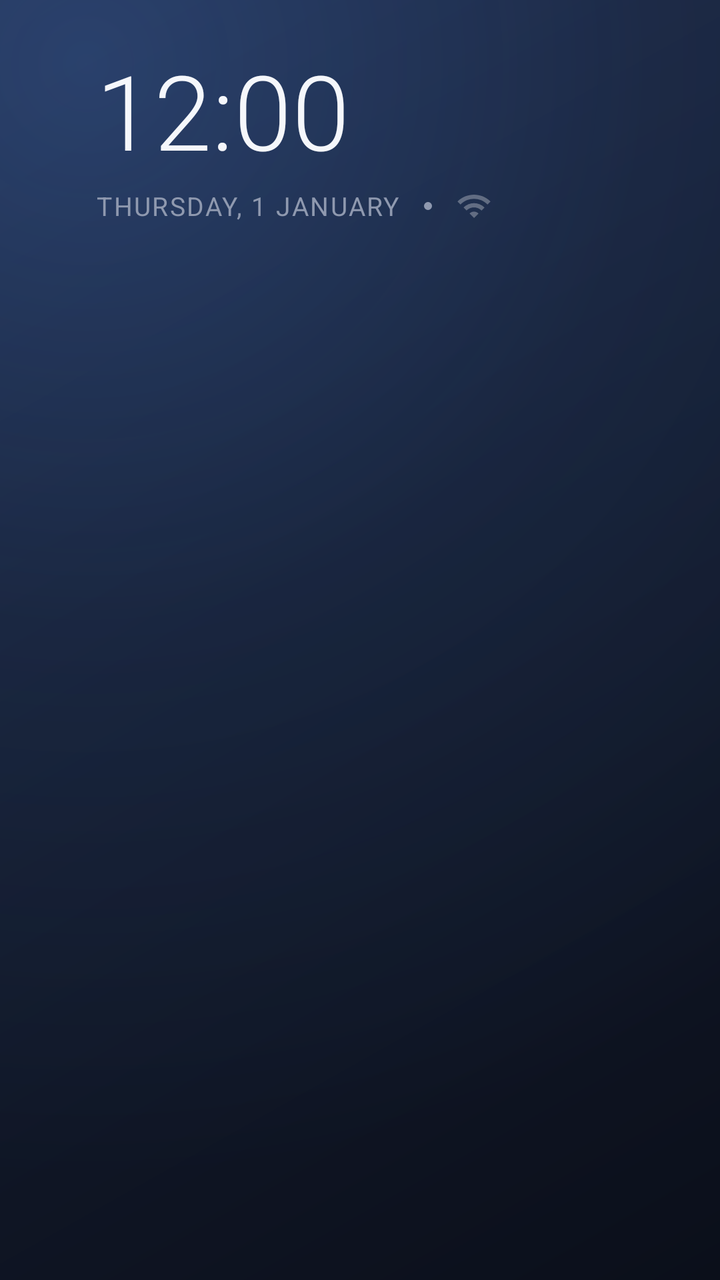
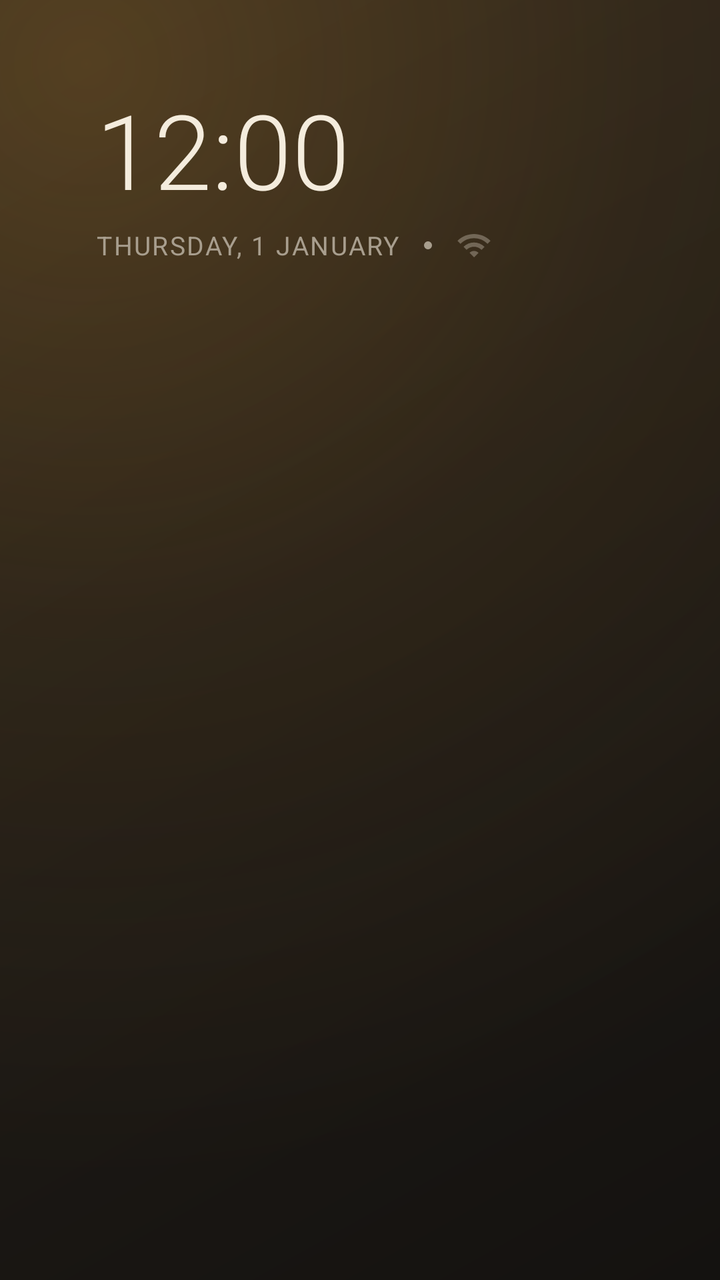

The first picture is an Android layout as it rendered before a commit; the second is the same layout after the commit. The layout source and the unified diff follow.
<!-- AndroidManifest.xml: application theme Theme.MiniLauncher -->
<!-- res/layout/activity_main.xml -->
<?xml version="1.0" encoding="utf-8"?>
<LinearLayout xmlns:android="http://schemas.android.com/apk/res/android"
    android:layout_width="match_parent"
    android:layout_height="match_parent"
    android:clipChildren="false"
    android:clipToPadding="false"
    android:orientation="vertical"
    android:paddingLeft="@dimen/overscan_h"
    android:paddingTop="@dimen/overscan_v"
    android:paddingRight="@dimen/overscan_h">

    
    <LinearLayout
        android:layout_width="match_parent"
        android:layout_height="wrap_content"
        android:layout_marginBottom="14dp"
        android:clipChildren="false"
        android:clipToPadding="false"
        android:gravity="center_vertical"
        android:orientation="horizontal">

        <LinearLayout
            android:layout_width="0dp"
            android:layout_height="wrap_content"
            android:layout_weight="1"
            android:orientation="vertical">

            <TextClock
                android:id="@+id/clock"
                android:layout_width="wrap_content"
                android:layout_height="wrap_content"
                android:fontFamily="sans-serif-light"
                android:format12Hour="h:mm"
                android:format24Hour="HH:mm"
                android:includeFontPadding="false"
                android:textColor="@color/text_primary"
                android:textSize="52sp" />

            <LinearLayout
                android:layout_width="wrap_content"
                android:layout_height="wrap_content"
                android:layout_marginTop="6dp"
                android:gravity="center_vertical"
                android:orientation="horizontal">

                <TextClock
                    android:id="@+id/date"
                    android:layout_width="wrap_content"
                    android:layout_height="wrap_content"
                    android:format12Hour="EEEE, d MMMM"
                    android:format24Hour="EEEE, d MMMM"
                    android:letterSpacing="0.06"
                    android:textAllCaps="true"
                    android:textColor="@color/text_secondary"
                    android:textSize="13sp" />

                <View
                    android:layout_width="4dp"
                    android:layout_height="4dp"
                    android:layout_marginLeft="12dp"
                    android:layout_marginRight="12dp"
                    android:background="@drawable/dot" />

                <ImageView
                    android:id="@+id/net_icon"
                    android:layout_width="18dp"
                    android:layout_height="18dp"
                    android:contentDescription="@null"
                    android:src="@drawable/ic_wifi_0" />

                <TextView
                    android:id="@+id/net_text"
                    android:layout_width="wrap_content"
                    android:layout_height="wrap_content"
                    android:layout_marginLeft="7dp"
                    android:letterSpacing="0.04"
                    android:textAllCaps="true"
                    android:textColor="@color/text_secondary"
                    android:textSize="13sp" />
            </LinearLayout>
        </LinearLayout>

        
        <LinearLayout
            android:id="@+id/quick_actions"
            android:layout_width="wrap_content"
            android:layout_height="wrap_content"
            android:clipChildren="false"
            android:clipToPadding="false"
            android:orientation="horizontal" />
    </LinearLayout>

    <ScrollView
        android:id="@+id/scroll"
        android:layout_width="match_parent"
        android:layout_height="0dp"
        android:layout_weight="1"
        android:clipChildren="false"
        android:clipToPadding="false"
        android:fillViewport="true"
        android:overScrollMode="never"
        android:scrollbars="none">

        <LinearLayout
            android:id="@+id/sections"
            android:layout_width="match_parent"
            android:layout_height="wrap_content"
            android:clipChildren="false"
            android:clipToPadding="false"
            android:orientation="vertical"
            android:paddingTop="4dp"
            android:paddingBottom="@dimen/overscan_v" />
    </ScrollView>
</LinearLayout>
<!-- resources referenced by this layout -->
<resources>
  <color name="text_primary">#F5F7FB</color>
  <color name="text_secondary">#8F99AF</color>
  <dimen name="overscan_h">48dp</dimen>
  <dimen name="overscan_v">27dp</dimen>
  <!-- drawable dot (drawable) -->
  <?xml version="1.0" encoding="utf-8"?>
  <shape xmlns:android="http://schemas.android.com/apk/res/android" android:shape="oval">
      <solid android:color="@color/text_secondary" />
  </shape>
  <!-- drawable ic_wifi_0 (drawable) -->
  <?xml version="1.0" encoding="utf-8"?>
  <vector xmlns:android="http://schemas.android.com/apk/res/android"
      android:width="24dp"
      android:height="24dp"
      android:viewportWidth="24"
      android:viewportHeight="24">
      <path
          android:fillColor="#4DFFFFFF"
          android:pathData="M1,9l2,2c4.97,-4.97 13.03,-4.97 18,0l2,-2C16.93,2.93 7.08,2.93 1,9z" />
      <path
          android:fillColor="#4DFFFFFF"
          android:pathData="M5,13l2,2c2.76,-2.76 7.24,-2.76 10,0l2,-2C15.14,9.14 8.87,9.14 5,13z" />
      <path
          android:fillColor="#4DFFFFFF"
          android:pathData="M9,17l3,3 3,-3c-1.65,-1.66 -4.34,-1.66 -6,0z" />
  </vector>
  <style name="Theme.MiniLauncher" parent="android:Theme.Material.NoActionBar">
          <item name="android:windowBackground">@drawable/bg_window</item>
          <item name="android:windowContentOverlay">@null</item>
          <item name="android:colorAccent">@color/accent</item>
          <item name="android:colorPrimary">@color/bg_bottom</item>
          <item name="android:textColorPrimary">@color/text_primary</item>
          <item name="android:textColorSecondary">@color/text_secondary</item>
          <item name="android:windowAnimationStyle">@null</item>
      </style>
  <!-- drawable bg_window (drawable) -->
  <?xml version="1.0" encoding="utf-8"?>
  <layer-list xmlns:android="http://schemas.android.com/apk/res/android">
      <item>
          <shape>
              <gradient
                  android:angle="315"
                  android:startColor="@color/bg_bottom"
                  android:centerColor="@color/bg_mid"
                  android:endColor="@color/bg_top" />
          </shape>
      </item>
      
      <item>
          <shape>
              <gradient
                  android:type="radial"
                  android:centerX="0.12"
                  android:centerY="0.05"
                  android:gradientRadius="560dp"
                  android:startColor="@color/glow_start"
                  android:centerColor="@color/glow_mid"
                  android:endColor="#00000000" />
          </shape>
      </item>
  </layer-list>
  <color name="accent">#5B9DFF</color>
  <color name="bg_bottom">#1B2540</color>
  <color name="bg_mid">#121A2C</color>
  <color name="bg_top">#0B0F1A</color>
  <color name="glow_start">#3D5B9DFF</color>
  <color name="glow_mid">#145B9DFF</color>
</resources>

<!-- the commit's change to res/layout/activity_main.xml (unified diff, before → after) -->
@@ -2,8 +2,6 @@
 <LinearLayout xmlns:android="http://schemas.android.com/apk/res/android"
     android:layout_width="match_parent"
     android:layout_height="match_parent"
-    android:clipChildren="false"
-    android:clipToPadding="false"
     android:orientation="vertical"
     android:paddingLeft="@dimen/overscan_h"
     android:paddingTop="@dimen/overscan_v"
@@ -24,6 +22,16 @@
             android:layout_height="wrap_content"
             android:layout_weight="1"
             android:orientation="vertical">
+
+            <TextView
+                android:id="@+id/greeting"
+                android:layout_width="wrap_content"
+                android:layout_height="wrap_content"
+                android:layout_marginBottom="2dp"
+                android:letterSpacing="0.06"
+                android:textAllCaps="true"
+                android:textColor="@color/accent"
+                android:textSize="13sp" />
 
             <TextClock
                 android:id="@+id/clock"
@@ -66,7 +74,8 @@
                     android:layout_width="18dp"
                     android:layout_height="18dp"
                     android:contentDescription="@null"
-                    android:src="@drawable/ic_wifi_0" />
+                    android:src="@drawable/ic_wifi_0"
+                    android:tint="@color/text_primary" />
 
                 <TextView
                     android:id="@+id/net_text"
@@ -95,7 +104,6 @@
         android:layout_width="match_parent"
         android:layout_height="0dp"
         android:layout_weight="1"
-        android:clipChildren="false"
         android:clipToPadding="false"
         android:fillViewport="true"
         android:overScrollMode="never"
<!-- resource entries referenced after the edit -->
@@ -1,7 +1,8 @@
 <!-- resources referenced by this layout -->
 <resources>
-  <color name="text_primary">#F5F7FB</color>
-  <color name="text_secondary">#8F99AF</color>
+  <color name="accent">#F0A83A</color>
+  <color name="text_primary">#F4ECDD</color>
+  <color name="text_secondary">#A89E8E</color>
   <dimen name="overscan_h">48dp</dimen>
   <dimen name="overscan_v">27dp</dimen>
   <!-- drawable dot (drawable) -->
@@ -61,11 +62,10 @@
           </shape>
       </item>
   </layer-list>
-  <color name="accent">#5B9DFF</color>
-  <color name="bg_bottom">#1B2540</color>
-  <color name="bg_mid">#121A2C</color>
-  <color name="bg_top">#0B0F1A</color>
-  <color name="glow_start">#3D5B9DFF</color>
-  <color name="glow_mid">#145B9DFF</color>
+  <color name="bg_bottom">#2B241B</color>
+  <color name="bg_mid">#1E1A15</color>
+  <color name="bg_top">#141210</color>
+  <color name="glow_start">#36F0A83A</color>
+  <color name="glow_mid">#12F0A83A</color>
 </resources>
 
